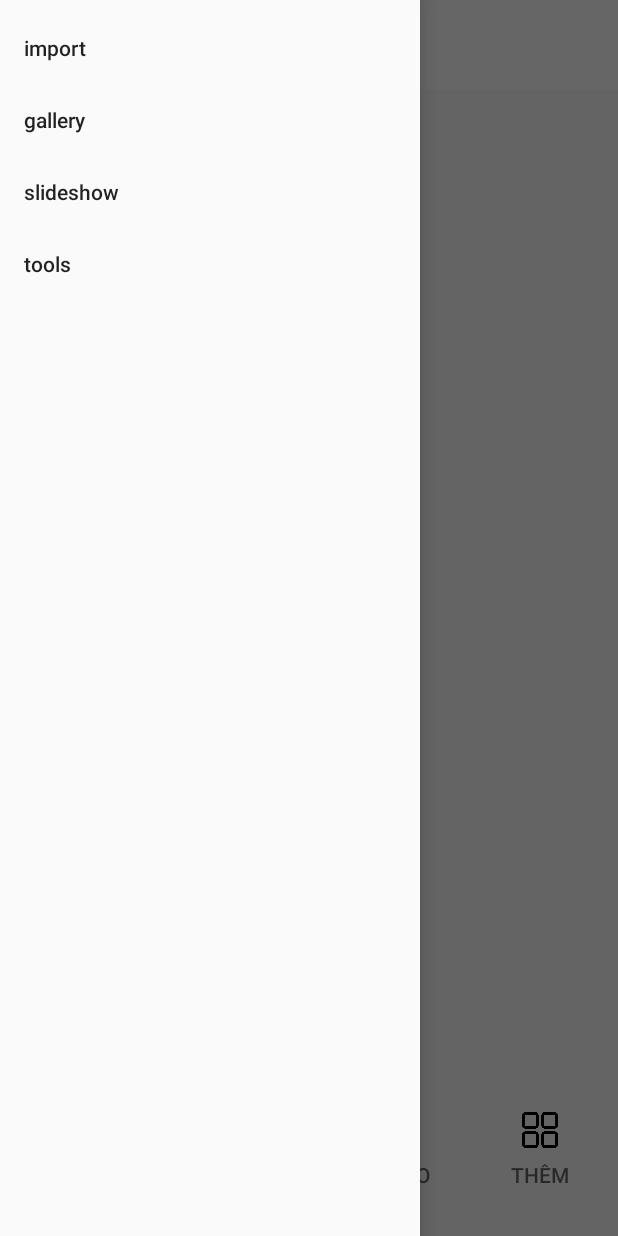
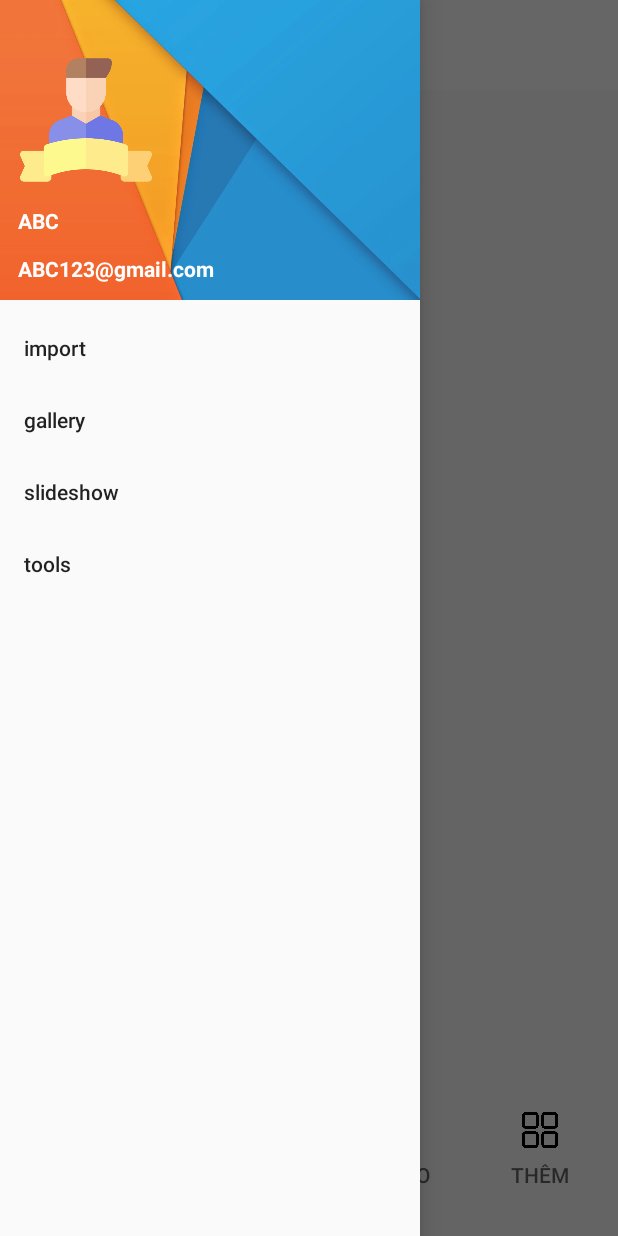
Before and after one commit to nduc99911/DuAn1Android, an Android app: the MatHangActivity screen opened directly, with no data from a screen before it, with the side drawer open, on a phone screen of 412 x 824 dp. Run offline under Robolectric (Android 15) with nearby library versions, the phone set to English and light mode, and no system bars.

Commit message:
commit 3

```diff
--- a/app/src/main/res/layout/activity_mat_hang.xml
+++ b/app/src/main/res/layout/activity_mat_hang.xml
@@ -44,6 +44,7 @@
             android:layout_width="wrap_content"
             android:layout_height="match_parent"
             android:layout_gravity="start"
+           app:headerLayout="@layout/navheader"
             app:menu="@menu/drawer_view">
 
             <ListView
--- /dev/null
+++ b/app/src/main/res/layout/navheader.xml
@@ -0,0 +1,44 @@
+<?xml version="1.0" encoding="utf-8"?>
+<androidx.constraintlayout.widget.ConstraintLayout xmlns:android="http://schemas.android.com/apk/res/android"
+    xmlns:app="http://schemas.android.com/apk/res-auto"
+    xmlns:tools="http://schemas.android.com/tools"
+    android:layout_width="match_parent"
+    android:layout_height="200dp"
+    android:alpha="0.9"
+    android:background="@drawable/navigation">
+
+    <ImageView
+        android:id="@+id/imageView5"
+        android:layout_width="112dp"
+        android:layout_height="88dp"
+        android:layout_marginStart="1dp"
+        android:layout_marginLeft="1dp"
+        android:layout_marginTop="36dp"
+        app:layout_constraintStart_toStartOf="parent"
+        app:layout_constraintTop_toTopOf="parent"
+        app:srcCompat="@drawable/iconusernavigation" />
+
+    <TextView
+        android:id="@+id/textView3"
+        android:layout_width="42dp"
+        android:layout_height="24dp"
+        android:layout_marginStart="12dp"
+        android:layout_marginLeft="12dp"
+        android:layout_marginTop="13dp"
+        android:text="ABC"
+        android:textColor="#FFFFFF"
+        android:textStyle="bold"
+        app:layout_constraintStart_toStartOf="parent"
+        app:layout_constraintTop_toBottomOf="@+id/imageView5" />
+
+    <TextView
+        android:id="@+id/textView5"
+        android:layout_width="wrap_content"
+        android:layout_height="wrap_content"
+        android:layout_marginTop="8dp"
+        android:text="ABC123@gmail.com"
+        android:textColor="#FFFFFF"
+        android:textStyle="bold"
+        app:layout_constraintStart_toStartOf="@+id/textView3"
+        app:layout_constraintTop_toBottomOf="@+id/textView3" />
+</androidx.constraintlayout.widget.ConstraintLayout>
```
Also changed, not shown: app/src/main/res/drawable/iconusernavigation.png (added), app/src/main/res/drawable/navigation.jpeg (added).
